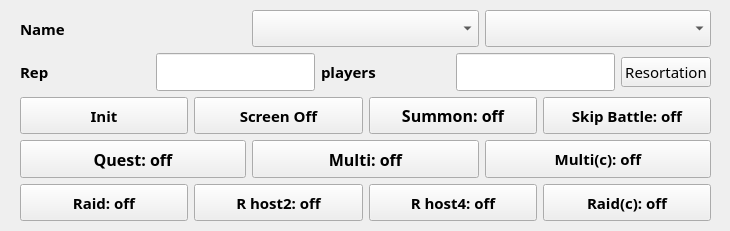
First picture: the form in ffbe_widget.ui, repository HyuntaMansei/ffbe, before the edit.
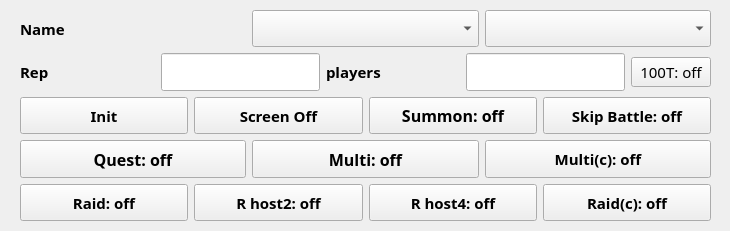
Second picture: the form after the edit.

What changed in the file:
```diff
--- a/ffbe_widget.ui
+++ b/ffbe_widget.ui
@@ -242,7 +242,7 @@
       <item>
        <widget class="QPushButton" name="pb_test">
         <property name="text">
-         <string>Resortation</string>
+         <string>100T: off</string>
         </property>
        </widget>
       </item>
```
Left out of the diff: 2 changed lines with no effect on the pictures.
